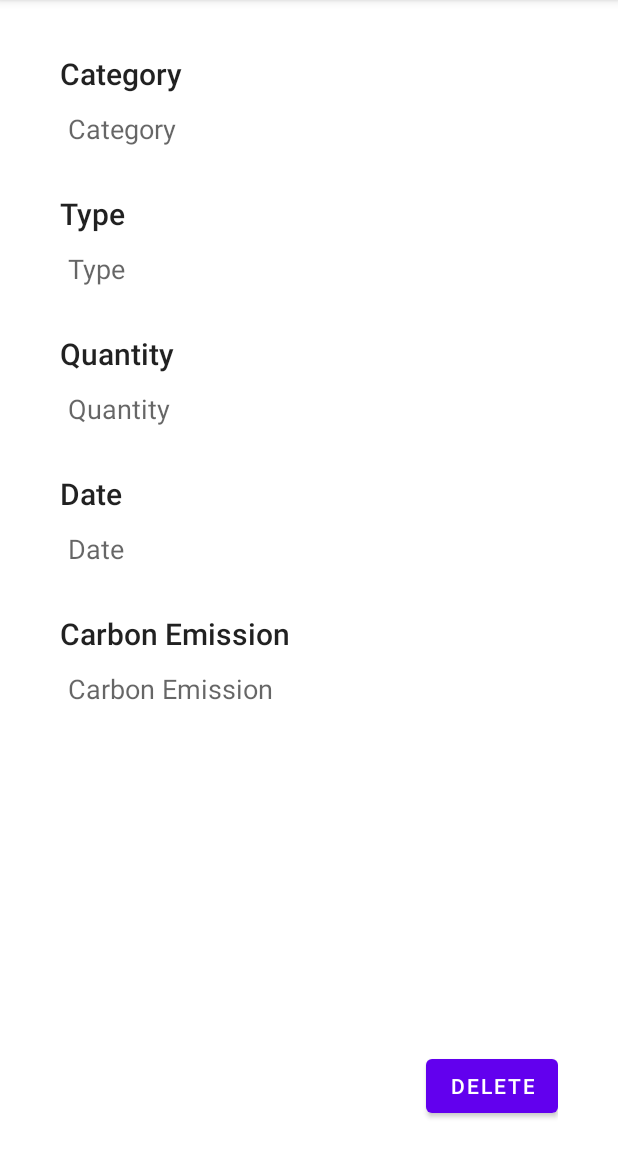
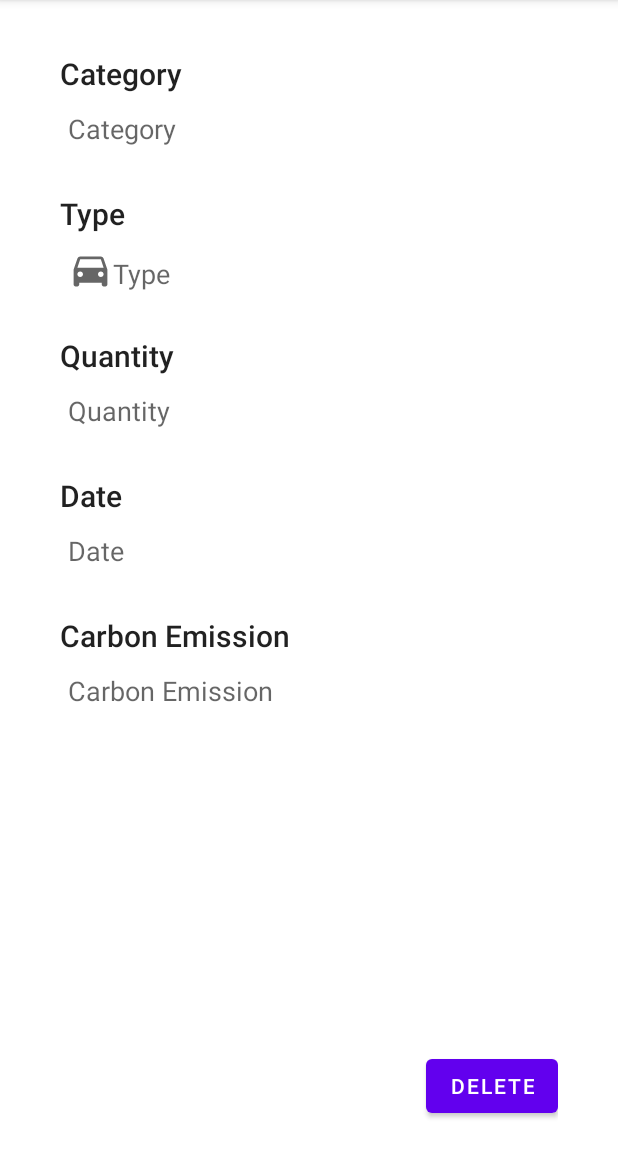
Before and after one commit to 23sent/CarbonFootprintTracker, an Android app: the EmissionDetails screen opened directly, with no data from a screen before it, on a phone screen of 412 x 824 dp, the part 84-1236 px from its top. Run offline under Robolectric (Android 15) with nearby library versions, the phone set to English and light mode, and no system bars; 9 statements that could not run were skipped.

Commit message:
Add emission images.

```diff
--- a/app/src/main/java/com/example/carbonfootprinttracker/EmissionDetails.java
+++ b/app/src/main/java/com/example/carbonfootprinttracker/EmissionDetails.java
@@ -5,6 +5,7 @@ import androidx.appcompat.app.AppCompatActivity;
 import android.os.Bundle;
 import android.view.View;
 import android.widget.Button;
+import android.widget.ImageView;
 import android.widget.TextView;
 import android.widget.Toast;
 
@@ -20,6 +21,8 @@ public class EmissionDetails extends AppCompatActivity {
     TextView emissionAmountTxt;
 
     Button deleteBtn;
+
+    ImageView imgView;
 
     @Override
     protected void onCreate(Bundle savedInstanceState) {
@@ -48,5 +51,8 @@ public class EmissionDetails extends AppCompatActivity {
         deleteBtn.setOnClickListener((View view) -> {
             Toast.makeText(this, "Delete", Toast.LENGTH_SHORT).show();
         });
+
+        imgView = findViewById(R.id.imageView);
+        imgView.setImageResource(emission.getType().category.imageResource);
     }
 }
--- /dev/null
+++ b/app/src/main/res/drawable/ic_baseline_directions_car_75.xml
@@ -0,0 +1,5 @@
+<vector android:height="75dp" android:tint="?attr/colorControlNormal"
+    android:viewportHeight="24" android:viewportWidth="24"
+    android:width="75dp" xmlns:android="http://schemas.android.com/apk/res/android">
+    <path android:fillColor="@android:color/white" android:pathData="M18.92,6.01C18.72,5.42 18.16,5 17.5,5h-11c-0.66,0 -1.21,0.42 -1.42,1.01L3,12v8c0,0.55 0.45,1 1,1h1c0.55,0 1,-0.45 1,-1v-1h12v1c0,0.55 0.45,1 1,1h1c0.55,0 1,-0.45 1,-1v-8l-2.08,-5.99zM6.5,16c-0.83,0 -1.5,-0.67 -1.5,-1.5S5.67,13 6.5,13s1.5,0.67 1.5,1.5S7.33,16 6.5,16zM17.5,16c-0.83,0 -1.5,-0.67 -1.5,-1.5s0.67,-1.5 1.5,-1.5 1.5,0.67 1.5,1.5 -0.67,1.5 -1.5,1.5zM5,11l1.5,-4.5h11L19,11L5,11z"/>
+</vector>
--- /dev/null
+++ b/app/src/main/res/drawable/ic_baseline_food_75.xml
@@ -0,0 +1,5 @@
+<vector android:height="75dp" android:tint="?attr/colorControlNormal"
+    android:viewportHeight="24" android:viewportWidth="24"
+    android:width="75dp" xmlns:android="http://schemas.android.com/apk/res/android">
+    <path android:fillColor="@android:color/white" android:pathData="M12,3L4,9v12h16V9L12,3zM12.5,12.5c0,0.83 -0.67,1.5 -1.5,1.5v4h-1v-4c-0.83,0 -1.5,-0.67 -1.5,-1.5v-3h1v3H10v-3h1v3h0.5v-3h1V12.5zM15,18h-1v-3.5h-1v-3c0,-1.1 0.9,-2 2,-2V18z"/>
+</vector>
--- a/app/src/main/res/layout/activity_emission_details.xml
+++ b/app/src/main/res/layout/activity_emission_details.xml
@@ -46,13 +46,29 @@
             android:text="Type"
             android:paddingVertical="5dp"/>
 
-        <TextView
-            style="@style/TextAppearance.AppCompat.Medium"
-            android:id="@+id/typeTxt"
-            android:layout_width="wrap_content"
-            android:layout_height="wrap_content"
-            android:text="Type"
-            android:padding="5dp"/>
+        <LinearLayout
+            android:layout_width="match_parent"
+            android:layout_height="match_parent"
+            android:orientation="horizontal"
+            android:gravity="bottom"
+            android:paddingHorizontal="5dp"
+            android:paddingVertical="3dp"
+            >
+
+            <ImageView
+                android:id="@+id/imageView"
+                android:layout_width="30dp"
+                android:layout_height="30dp"
+                app:srcCompat="@drawable/ic_baseline_directions_car_75" />
+
+            <TextView
+                android:id="@+id/typeTxt"
+                style="@style/TextAppearance.AppCompat.Medium"
+                android:layout_width="match_parent"
+                android:layout_height="wrap_content"
+                android:text="Type" />
+        </LinearLayout>
+
     </LinearLayout>
 
     <LinearLayout
```
Also changed, not shown: app/src/main/java/com/example/carbonfootprinttracker/EmissionTypes.java (+6 -2 lines), app/src/main/java/com/example/carbonfootprinttracker/ViewEmissionsRecyclerViewAdapter.java (+10 -4 lines), app/src/main/res/drawable/ic_baseline_electricity_75.xml (added, +8 -0 lines), app/src/main/res/layout/emission_fragment_item.xml (+7 -5 lines).
